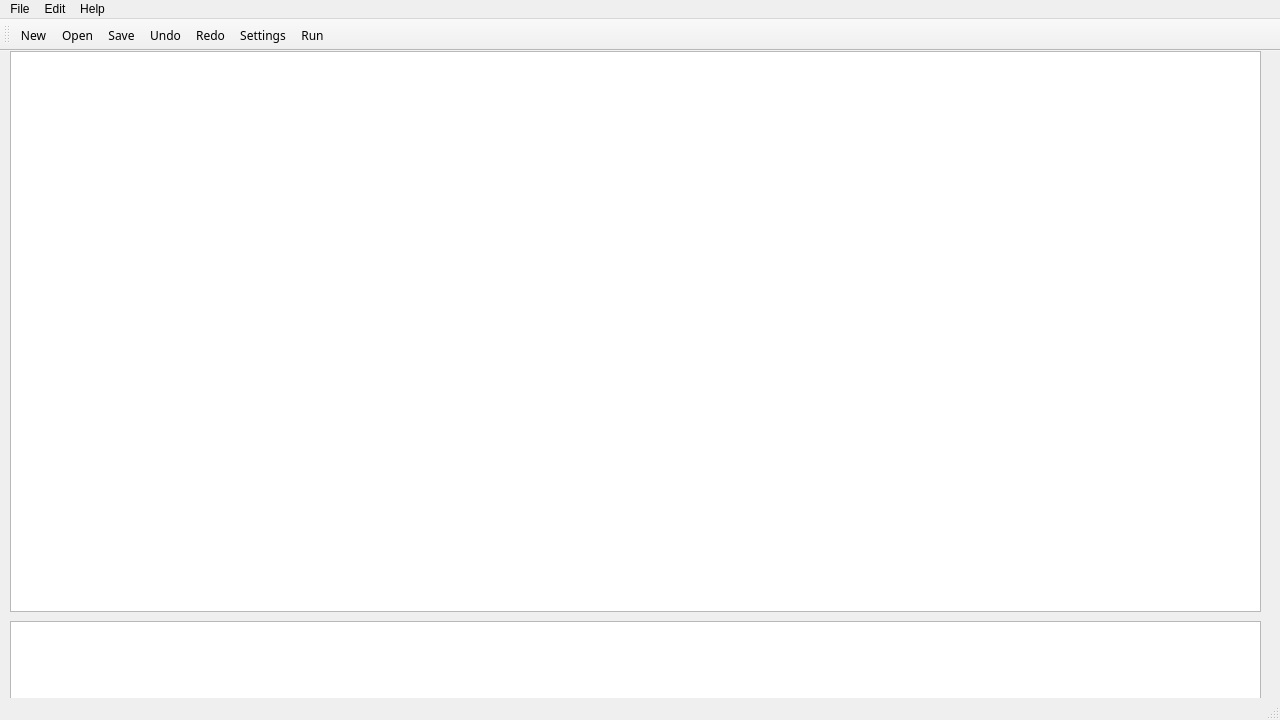
Before: the Qt Designer form Editor/HJ-Editor-master/mainwindow.ui in UndertakerW/Thermite-IDE, drawn with Qt 5.
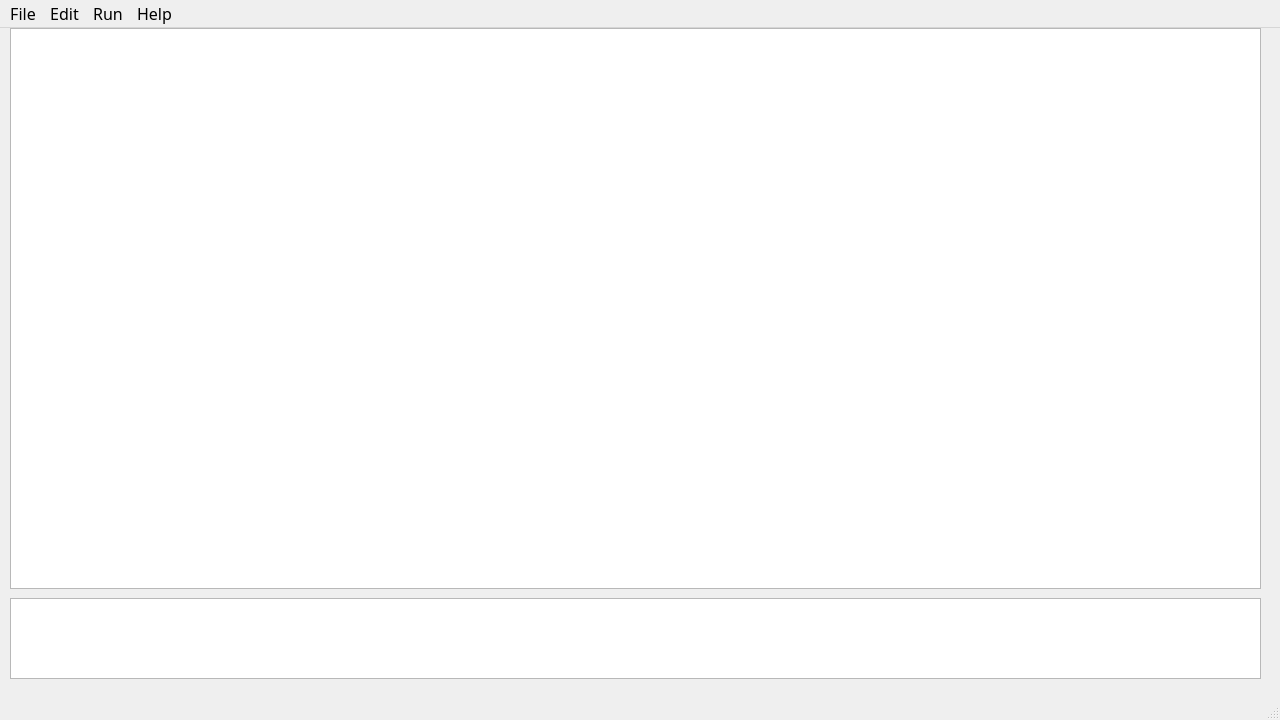
After: the same form once the commit is applied. Icons and pictures are not drawn. Custom widgets are drawn as their Qt base class.

```diff
--- a/Editor/HJ-Editor-master/mainwindow.ui
+++ b/Editor/HJ-Editor-master/mainwindow.ui
@@ -10,6 +10,14 @@
     <height>720</height>
    </rect>
   </property>
+  <property name="font">
+   <font>
+    <family>Myriad Pro</family>
+    <pointsize>12</pointsize>
+    <weight>50</weight>
+    <bold>false</bold>
+   </font>
+  </property>
   <property name="windowTitle">
    <string>Project Thermite</string>
   </property>
@@ -44,10 +52,24 @@
      <x>0</x>
      <y>0</y>
      <width>1280</width>
-     <height>17</height>
+     <height>19</height>
     </rect>
    </property>
+   <property name="font">
+    <font>
+     <family>Myriad Pro</family>
+     <pointsize>12</pointsize>
+     <weight>50</weight>
+     <bold>false</bold>
+    </font>
+   </property>
    <widget class="QMenu" name="menu">
+    <property name="font">
+     <font>
+      <family>Myriad Pro</family>
+      <pointsize>12</pointsize>
+     </font>
+    </property>
     <property name="title">
      <string>File</string>
     </property>
@@ -55,7 +77,13 @@
     <addaction name="actionOpen"/>
     <addaction name="actionSave_File"/>
    </widget>
-   <widget class="QMenu" name="menuEdit_O">
+   <widget class="QMenu" name="menuEdit">
+    <property name="font">
+     <font>
+      <family>Myriad Pro</family>
+      <pointsize>12</pointsize>
+     </font>
+    </property>
     <property name="title">
      <string>Edit</string>
     </property>
@@ -63,51 +91,55 @@
     <addaction name="actionUndo"/>
     <addaction name="actionRedo"/>
    </widget>
-   <widget class="QMenu" name="menuHelp_H">
+   <widget class="QMenu" name="menuHelp">
+    <property name="font">
+     <font>
+      <family>Myriad Pro</family>
+      <pointsize>12</pointsize>
+     </font>
+    </property>
     <property name="title">
      <string>Help</string>
     </property>
     <addaction name="actionAbout"/>
     <addaction name="actionDocument"/>
+    <addaction name="actionSetting"/>
+   </widget>
+   <widget class="QMenu" name="menuRun">
+    <property name="font">
+     <font>
+      <family>Myriad Pro</family>
+      <pointsize>12</pointsize>
+     </font>
+    </property>
+    <property name="title">
+     <string>Run</string>
+    </property>
+    <addaction name="actionCompile"/>
+    <addaction name="actionAssemble"/>
+    <addaction name="actionSimulate"/>
+    <addaction name="actionRun"/>
    </widget>
    <addaction name="menu"/>
-   <addaction name="menuEdit_O"/>
-   <addaction name="menuHelp_H"/>
+   <addaction name="menuEdit"/>
+   <addaction name="menuRun"/>
+   <addaction name="menuHelp"/>
   </widget>
-  <widget class="QToolBar" name="mainToolBar">
+  <widget class="QStatusBar" name="statusBar">
    <property name="sizePolicy">
-    <sizepolicy hsizetype="Preferred" vsizetype="Expanding">
+    <sizepolicy hsizetype="Preferred" vsizetype="Preferred">
      <horstretch>0</horstretch>
      <verstretch>0</verstretch>
     </sizepolicy>
    </property>
    <property name="font">
     <font>
-     <family>Adobe 黑体 Std R</family>
+     <family>Myriad Pro</family>
+     <pointsize>12</pointsize>
+     <weight>50</weight>
+     <bold>false</bold>
     </font>
    </property>
-   <property name="iconSize">
-    <size>
-     <width>50</width>
-     <height>50</height>
-    </size>
-   </property>
-   <property name="toolButtonStyle">
-    <enum>Qt::ToolButtonIconOnly</enum>
-   </property>
-   <attribute name="toolBarArea">
-    <enum>TopToolBarArea</enum>
-   </attribute>
-   <attribute name="toolBarBreak">
-    <bool>false</bool>
-   </attribute>
-   <addaction name="actionNewFile"/>
-   <addaction name="actionOpen"/>
-   <addaction name="actionSave_File"/>
-   <addaction name="actionUndo"/>
-   <addaction name="actionRedo"/>
-   <addaction name="actionSetting"/>
-   <addaction name="actionRun"/>
   </widget>
   <widget class="QStatusBar" name="statusBar"/>
   <action name="actionNewFile">
```
Left out of the diff: 182 changed lines with no effect on the pictures.
